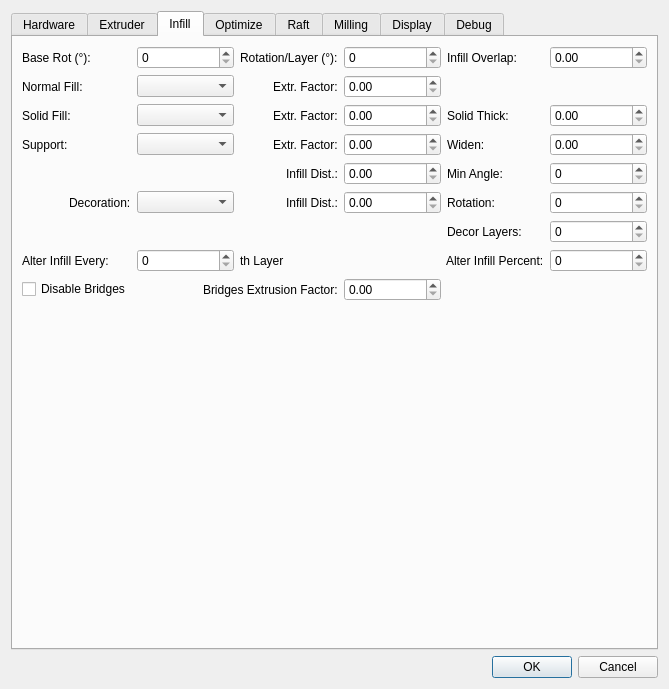
Old version of the form RepsnapperQt/preferences_dlg.ui in the repository timschmidt/repsnapper.
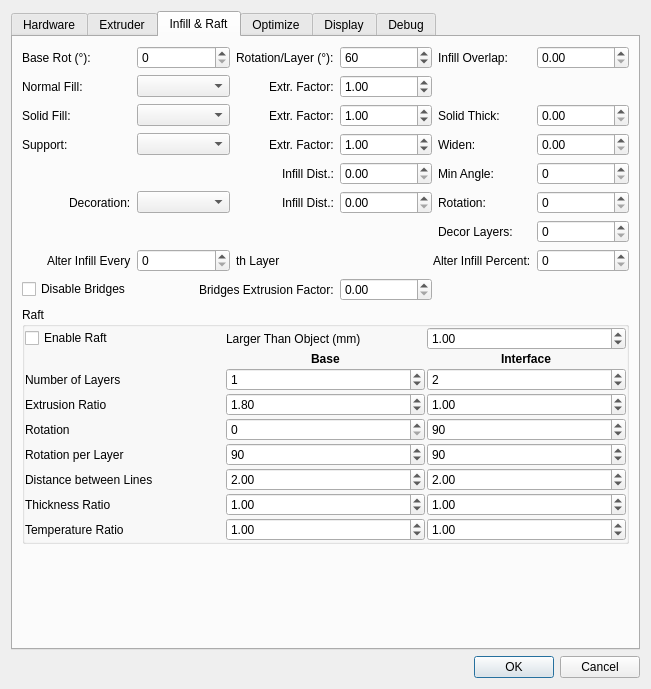
New version of the form. The open tabs and pages were chosen to show the change. Icons and pictures are not drawn. Custom widgets are drawn as their Qt base class.

```diff
--- a/RepsnapperQt/preferences_dlg.ui
+++ b/RepsnapperQt/preferences_dlg.ui
@@ -6,7 +6,7 @@
    <rect>
     <x>0</x>
     <y>0</y>
-    <width>669</width>
+    <width>651</width>
     <height>689</height>
    </rect>
   </property>
@@ -23,8 +23,26 @@
      <property name="enabled">
       <bool>true</bool>
      </property>
+     <property name="tabShape">
+      <enum>QTabWidget::Rounded</enum>
+     </property>
      <property name="currentIndex">
-      <number>1</number>
+      <number>0</number>
+     </property>
+     <property name="elideMode">
+      <enum>Qt::ElideNone</enum>
+     </property>
+     <property name="usesScrollButtons">
+      <bool>false</bool>
+     </property>
+     <property name="documentMode">
+      <bool>false</bool>
+     </property>
+     <property name="tabsClosable">
+      <bool>false</bool>
+     </property>
+     <property name="tabBarAutoHide">
+      <bool>false</bool>
      </property>
      <widget class="QWidget" name="device_tab">
       <attribute name="title">
@@ -824,7 +842,7 @@
      </widget>
      <widget class="QWidget" name="infill_tab">
       <attribute name="title">
-       <string>Infill</string>
+       <string>Infill &amp;&amp; Raft</string>
       </attribute>
       <layout class="QVBoxLayout" name="verticalLayout_3">
        <item>
@@ -932,10 +950,10 @@
            </property>
           </widget>
          </item>
-         <item row="7" column="0">
+         <item row="7" column="0" alignment="Qt::AlignRight">
           <widget class="QLabel" name="label_32">
            <property name="text">
-            <string>Alter Infill Every:</string>
+            <string>Alter Infill Every</string>
            </property>
           </widget>
          </item>
@@ -1036,6 +1054,12 @@
            <property name="singleStep">
             <double>0.100000000000000</double>
            </property>
+           <property name="stepType">
+            <enum>QAbstractSpinBox::DefaultStepType</enum>
+           </property>
+           <property name="value">
+            <double>1.000000000000000</double>
+           </property>
           </widget>
          </item>
          <item row="2" column="3">
@@ -1043,6 +1067,9 @@
            <property name="singleStep">
             <double>0.100000000000000</double>
            </property>
+           <property name="value">
+            <double>1.000000000000000</double>
+           </property>
           </widget>
          </item>
          <item row="0" column="1">
@@ -1060,7 +1087,14 @@
           </widget>
          </item>
          <item row="1" column="3">
-          <widget class="QDoubleSpinBox" name="Slicing_NormalFillExtrusion"/>
+          <widget class="QDoubleSpinBox" name="Slicing_NormalFillExtrusion">
+           <property name="singleStep">
+            <double>0.100000000000000</double>
+           </property>
+           <property name="value">
+            <double>1.000000000000000</double>
+           </property>
+          </widget>
          </item>
          <item row="0" column="0">
           <widget class="QLabel" name="label_22">
@@ -1087,10 +1121,273 @@
            <property name="maximum">
             <number>369</number>
            </property>
+           <property name="value">
+            <number>60</number>
+           </property>
           </widget>
          </item>
         </layout>
        </item>
+       <item>
+        <widget class="QGroupBox" name="groupBox_18">
+         <property name="font">
+          <font>
+           <weight>50</weight>
+           <bold>false</bold>
+          </font>
+         </property>
+         <property name="title">
+          <string>Raft</string>
+         </property>
+         <layout class="QGridLayout" name="gridLayout_17">
+          <property name="leftMargin">
+           <number>0</number>
+          </property>
+          <property name="topMargin">
+           <number>0</number>
+          </property>
+          <property name="rightMargin">
+           <number>0</number>
+          </property>
+          <property name="bottomMargin">
+           <number>0</number>
+          </property>
+          <property name="spacing">
+           <number>2</number>
+          </property>
+          <item row="6" column="2">
+           <widget class="QDoubleSpinBox" name="Raft_Interface_Distance">
+            <property name="singleStep">
+             <double>0.010000000000000</double>
+            </property>
+            <property name="value">
+             <double>2.000000000000000</double>
+            </property>
+           </widget>
+          </item>
+          <item row="7" column="0">
+           <widget class="QLabel" name="label_75">
+            <property name="text">
+             <string>Thickness Ratio</string>
+            </property>
+           </widget>
+          </item>
+          <item row="0" column="2">
+           <widget class="QDoubleSpinBox" name="Raft_Size">
+            <property name="singleStep">
+             <double>0.100000000000000</double>
+            </property>
+            <property name="value">
+             <double>1.000000000000000</double>
+            </property>
+           </widget>
+          </item>
+          <item row="3" column="2">
+           <widget class="QDoubleSpinBox" name="Raft_Interface_MaterialDistanceRatio">
+            <property name="singleStep">
+             <double>0.010000000000000</double>
+            </property>
+            <property name="value">
+             <double>1.000000000000000</double>
+            </property>
+           </widget>
+          </item>
+          <item row="8" column="0">
+           <widget class="QLabel" name="label_76">
+            <property name="text">
+             <string>Temperature Ratio</string>
+            </property>
+           </widget>
+          </item>
+          <item row="4" column="1">
+           <widget class="QSpinBox" name="Raft_Base_Rotation">
+            <property name="maximum">
+             <number>360</number>
+            </property>
+           </widget>
+          </item>
+          <item row="7" column="1">
+           <widget class="QDoubleSpinBox" name="Raft_Base_Thickness">
+            <property name="singleStep">
+             <double>0.010000000000000</double>
+            </property>
+            <property name="value">
+             <double>1.000000000000000</double>
+            </property>
+           </widget>
+          </item>
+          <item row="3" column="0">
+           <widget class="QLabel" name="label_71">
+            <property name="text">
+             <string>Extrusion Ratio</string>
+            </property>
+           </widget>
+          </item>
+          <item row="2" column="0">
+           <widget class="QLabel" name="label_70">
+            <property name="text">
+             <string>Number of Layers</string>
+            </property>
+           </widget>
+          </item>
+          <item row="2" column="1">
+           <widget class="QSpinBox" name="Raft_Base_LayerCount">
+            <property name="value">
+             <number>1</number>
+            </property>
+           </widget>
+          </item>
+          <item row="5" column="0">
+           <widget class="QLabel" name="label_73">
+            <property name="text">
+             <string>Rotation per Layer</string>
+            </property>
+           </widget>
+          </item>
+          <item row="4" column="2">
+           <widget class="QSpinBox" name="Raft_Interface_Rotation">
+            <property name="maximum">
+             <number>360</number>
+            </property>
+            <property name="value">
+             <number>90</number>
+            </property>
+           </widget>
+          </item>
+          <item row="2" column="2">
+           <widget class="QSpinBox" name="Raft_Interface_LayerCount">
+            <property name="value">
+             <number>2</number>
+            </property>
+           </widget>
+          </item>
+          <item row="6" column="1">
+           <widget class="QDoubleSpinBox" name="Raft_Base_Distance">
+            <property name="singleStep">
+             <double>0.010000000000000</double>
+            </property>
+            <property name="value">
+             <double>2.000000000000000</double>
+            </property>
+           </widget>
+          </item>
+          <item row="1" column="1" alignment="Qt::AlignHCenter">
+           <widget class="QLabel" name="label_77">
+            <property name="font">
+             <font>
+              <weight>75</weight>
+              <bold>true</bold>
+             </font>
+            </property>
+            <property name="text">
+             <string>Base</string>
+            </property>
+           </widget>
+          </item>
+          <item row="0" column="0">
+           <widget class="QCheckBox" name="Raft_Enable">
+            <property name="text">
+             <string>Enable Raft</string>
+            </property>
+           </widget>
+          </item>
+          <item row="0" column="1">
+           <widget class="QLabel" name="label_69">
+            <property name="text">
+             <string>Larger Than Object (mm)</string>
+            </property>
+           </widget>
+          </item>
+          <item row="4" column="0">
+           <widget class="QLabel" name="label_72">
+            <property name="text">
+             <string>Rotation</string>
+            </property>
+           </widget>
+          </item>
+          <item row="6" column="0">
+           <widget class="QLabel" name="label_74">
+            <property name="text">
+             <string>Distance between Lines</string>
+            </property>
+           </widget>
+          </item>
+          <item row="5" column="2">
+           <widget class="QSpinBox" name="Raft_Interface_RotationPrLayer">
+            <property name="maximum">
+             <number>360</number>
+            </property>
+            <property name="value">
+             <number>90</number>
+            </property>
+           </widget>
+          </item>
+          <item row="5" column="1">
+           <widget class="QSpinBox" name="Raft_Base_RotationPrLayer">
+            <property name="maximum">
+             <number>360</number>
+            </property>
+            <property name="value">
+             <number>90</number>
+            </property>
+           </widget>
+          </item>
+          <item row="7" column="2">
+           <widget class="QDoubleSpinBox" name="Raft_Interface_Thickness">
+            <property name="singleStep">
+             <double>0.010000000000000</double>
+            </property>
+            <property name="value">
+             <double>1.000000000000000</double>
+            </property>
+           </widget>
+          </item>
+          <item row="8" column="2">
+           <widget class="QDoubleSpinBox" name="Raft_Interface_Temperature">
+            <property name="singleStep">
+             <double>0.010000000000000</double>
+            </property>
+            <property name="value">
+             <double>1.000000000000000</double>
+            </property>
+           </widget>
+          </item>
+          <item row="1" column="2" alignment="Qt::AlignHCenter">
+           <widget class="QLabel" name="label_78">
+            <property name="font">
+             <font>
+              <weight>75</weight>
+              <bold>true</bold>
+             </font>
+            </property>
+            <property name="text">
+             <string>Interface</string>
+            </property>
+           </widget>
+          </item>
+          <item row="8" column="1">
+           <widget class="QDoubleSpinBox" name="Raft_Base_Temperature">
+            <property name="singleStep">
+             <double>0.010000000000000</double>
+            </property>
+            <property name="value">
+             <double>1.000000000000000</double>
+            </property>
+           </widget>
+          </item>
+          <item row="3" column="1">
+           <widget class="QDoubleSpinBox" name="Raft_Base_MaterialDistanceRatio">
+            <property name="singleStep">
+             <double>0.010000000000000</double>
+            </property>
+            <property name="value">
+             <double>1.800000000000000</double>
+            </property>
+           </widget>
+          </item>
+         </layout>
+        </widget>
+       </item>
        <item>
         <spacer name="verticalSpacer">
          <property name="orientation">
@@ -1501,19 +1798,6 @@
        </item>
       </layout>
      </widget>
-     <widget class="QWidget" name="raft_tab">
-      <attribute name="title">
-       <string>Raft</string>
-      </attribute>
-     </widget>
-     <widget class="QWidget" name="milling_tab">
-      <property name="enabled">
-       <bool>false</bool>
-      </property>
-      <attribute name="title">
-       <string>Milling</string>
-      </attribute>
-     </widget>
      <widget class="QWidget" name="display_tab">
       <attribute name="title">
        <string>Display</string>
```
Left out of the diff: 210 changed lines with no effect on the pictures.
